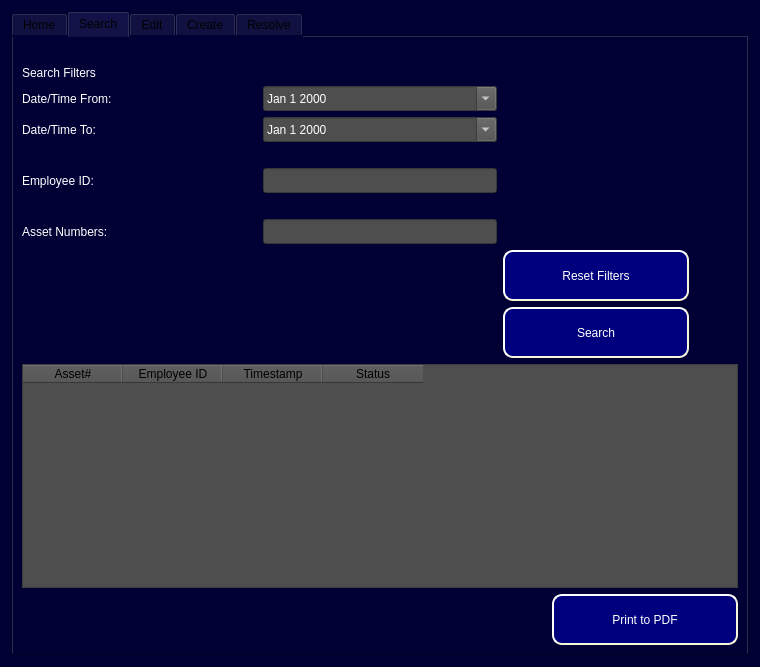
The window that ui/Admin_Level2_Access.ui (Capstone-RFID/Code) describes before a commit, drawn with Qt 5.
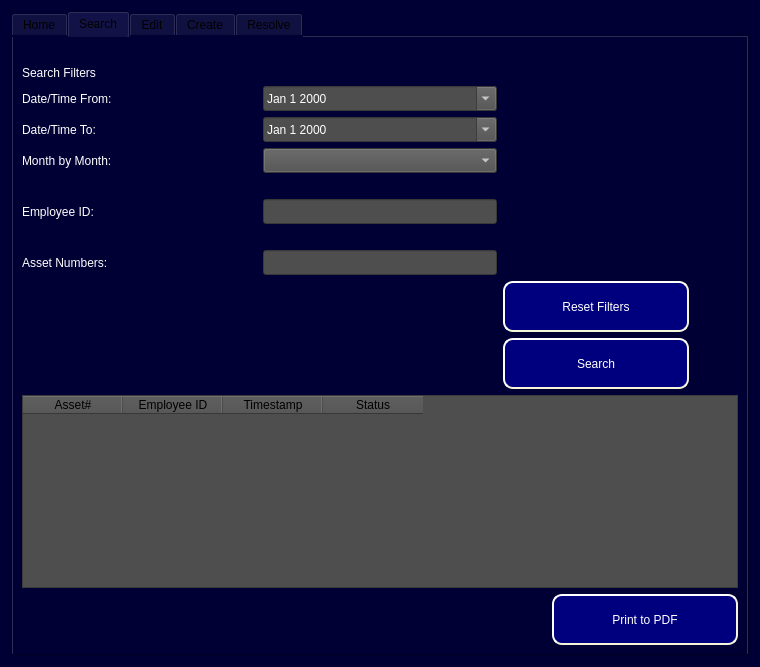
The same window after the commit. The open tabs and pages were chosen to show the change.

Commit message:
Edit writes to SQL
Edit is writing status changes of assets or employee association etc. bug free

Patch:
```diff
--- a/ui/Admin_Level2_Access.ui
+++ b/ui/Admin_Level2_Access.ui
@@ -24,7 +24,7 @@
 QTabBar::Home_Tab { height: 100px; width: 100px; background: 'grey'}</string>
      </property>
      <property name="currentIndex">
-      <number>2</number>
+      <number>1</number>
      </property>
      <property name="iconSize">
       <size>
@@ -170,18 +170,217 @@
            </item>
            <item>
             <layout class="QGridLayout" name="gridLayout">
-             <item row="0" column="0">
-              <widget class="QLabel" name="Search_Filters_Title">
+             <item row="2" column="1">
+              <widget class="QDateEdit" name="Search_Datetime_To">
+               <property name="minimumSize">
+                <size>
+                 <width>0</width>
+                 <height>25</height>
+                </size>
+               </property>
                <property name="styleSheet">
                 <string notr="true">color: rgb(255, 255, 255);
-font: Bold 14pt &quot;MS Shell Dlg 2&quot;;</string>
+background-color: rgb(78, 78, 78);
+font: 12pt &quot;MS Shell Dlg 2&quot;;</string>
                </property>
-               <property name="text">
-                <string>Search Filters</string>
+               <property name="readOnly">
+                <bool>false</bool>
+               </property>
+               <property name="displayFormat">
+                <string>MMM d yyyy</string>
+               </property>
+               <property name="calendarPopup">
+                <bool>true</bool>
+               </property>
+              </widget>
+             </item>
+             <item row="6" column="2">
+              <spacer name="horizontalSpacer_11">
+               <property name="orientation">
+                <enum>Qt::Horizontal</enum>
+               </property>
+               <property name="sizeHint" stdset="0">
+                <size>
+                 <width>40</width>
+                 <height>20</height>
+                </size>
+               </property>
+              </spacer>
+             </item>
+             <item row="1" column="1">
+              <widget class="QDateEdit" name="Search_Datetime_From">
+               <property name="minimumSize">
+                <size>
+                 <width>0</width>
+                 <height>25</height>
+                </size>
+               </property>
+               <property name="styleSheet">
+                <string notr="true">color: rgb(255, 255, 255);
+background-color: rgb(78, 78, 78);
+font: 12pt &quot;MS Shell Dlg 2&quot;;</string>
+               </property>
+               <property name="readOnly">
+                <bool>false</bool>
+               </property>
+               <property name="displayFormat">
+                <string>MMM d yyyy</string>
+               </property>
+               <property name="calendarPopup">
+                <bool>true</bool>
                </property>
               </widget>
              </item>
              <item row="8" column="2">
+              <widget class="QPushButton" name="Search_Reset_Fields_Button">
+               <property name="minimumSize">
+                <size>
+                 <width>186</width>
+                 <height>51</height>
+                </size>
+               </property>
+               <property name="maximumSize">
+                <size>
+                 <width>186</width>
+                 <height>51</height>
+                </size>
+               </property>
+               <property name="styleSheet">
+                <string notr="true">QPushButton#Search_Reset_Fields_Button {
+background-color: rgb(0, 0, 127);
+color: rgb(255, 255, 255);
+border-style: outset;
+border-width: 2px;
+border-radius: 10px;
+border-color: beige;
+font: 14pt &quot;MS Shell Dlg 2&quot;;
+min-width: 10em;
+padding: 6px;
+}
+QPushButton#Search_Reset_Fields_Button:pressed {
+    background-color: rgb(80, 80, 80);
+    border-style: inset;
+}</string>
+               </property>
+               <property name="text">
+                <string>Reset Filters</string>
+               </property>
+              </widget>
+             </item>
+             <item row="4" column="0">
+              <spacer name="horizontalSpacer_2">
+               <property name="orientation">
+                <enum>Qt::Horizontal</enum>
+               </property>
+               <property name="sizeHint" stdset="0">
+                <size>
+                 <width>40</width>
+                 <height>20</height>
+                </size>
+               </property>
+              </spacer>
+             </item>
+             <item row="5" column="0">
+              <widget class="QLabel" name="Search_Employee_ID_Label">
+               <property name="styleSheet">
+                <string notr="true">color: rgb(255, 255, 255);
+font: 12pt &quot;MS Shell Dlg 2&quot;;</string>
+               </property>
+               <property name="text">
+                <string>Employee ID:</string>
+               </property>
+              </widget>
+             </item>
+             <item row="4" column="2">
+              <spacer name="horizontalSpacer_7">
+               <property name="orientation">
+                <enum>Qt::Horizontal</enum>
+               </property>
+               <property name="sizeHint" stdset="0">
+                <size>
+                 <width>40</width>
+                 <height>20</height>
+                </size>
+               </property>
+              </spacer>
+             </item>
+             <item row="5" column="1">
+              <widget class="QLineEdit" name="Search_Employee_ID_Entry_Field">
+               <property name="minimumSize">
+                <size>
+                 <width>0</width>
+                 <height>25</height>
+                </size>
+               </property>
+               <property name="styleSheet">
+                <string notr="true">color: rgb(255, 255, 255);
+background-color: rgb(78, 78, 78);
+font: 12pt &quot;MS Shell Dlg 2&quot;;</string>
+               </property>
+              </widget>
+             </item>
+             <item row="6" column="1">
+              <spacer name="horizontalSpacer_9">
+               <property name="orientation">
+                <enum>Qt::Horizontal</enum>
+               </property>
+               <property name="sizeHint" stdset="0">
+                <size>
+                 <width>40</width>
+                 <height>20</height>
+                </size>
+               </property>
+              </spacer>
+             </item>
+             <item row="6" column="0">
+              <spacer name="horizontalSpacer_8">
+               <property name="orientation">
+                <enum>Qt::Horizontal</enum>
+               </property>
+               <property name="sizeHint" stdset="0">
+                <size>
+                 <width>40</width>
+                 <height>20</height>
+                </size>
+               </property>
+              </spacer>
+             </item>
+             <item row="7" column="0">
+              <widget class="QLabel" name="Search_Asset_Num_From_Label">
+               <property name="styleSheet">
+                <string notr="true">color: rgb(255, 255, 255);
+font: 12pt &quot;MS Shell Dlg 2&quot;;</string>
+               </property>
+               <property name="text">
+                <string>Asset Numbers:</string>
+               </property>
+              </widget>
+             </item>
+             <item row="2" column="0">
+              <widget class="QLabel" name="Search_Datetime_To_Label">
+               <property name="styleSheet">
+                <string notr="true">color: rgb(255, 255, 255);
+font: 12pt &quot;MS Shell Dlg 2&quot;;</string>
+               </property>
+               <property name="text">
+                <string>Date/Time To:</string>
+               </property>
+              </widget>
+             </item>
+             <item row="4" column="1">
+              <spacer name="horizontalSpacer_6">
+               <property name="orientation">
+                <enum>Qt::Horizontal</enum>
+               </property>
+               <property name="sizeHint" stdset="0">
+                <size>
+                 <width>40</width>
+                 <height>20</height>
+                </size>
+               </property>
+              </spacer>
+             </item>
+             <item row="9" column="2">
               <widget class="QPushButton" name="Search_SearchAsset_Query_Button">
                <property name="sizePolicy">
                 <sizepolicy hsizetype="Fixed" vsizetype="Fixed">
@@ -223,17 +422,6 @@
                </property>
               </widget>
              </item>
-             <item row="2" column="0">
-              <widget class="QLabel" name="Search_Datetime_To_Label">
-               <property name="styleSheet">
-                <string notr="true">color: rgb(255, 255, 255);
-font: 12pt &quot;MS Shell Dlg 2&quot;;</string>
-               </property>
-               <property name="text">
-                <string>Date/Time To:</string>
-               </property>
-              </widget>
-             </item>
              <item row="1" column="0">
               <widget class="QLabel" name="Search_Datetime_From_Label">
                <property name="styleSheet">
@@ -245,206 +433,18 @@
                </property>
               </widget>
              </item>
-             <item row="3" column="1">
-              <spacer name="horizontalSpacer_6">
-               <property name="orientation">
-                <enum>Qt::Horizontal</enum>
-               </property>
-               <property name="sizeHint" stdset="0">
-                <size>
-                 <width>40</width>
-                 <height>20</height>
-                </size>
-               </property>
-              </spacer>
-             </item>
-             <item row="3" column="0">
-              <spacer name="horizontalSpacer_2">
-               <property name="orientation">
-                <enum>Qt::Horizontal</enum>
-               </property>
-               <property name="sizeHint" stdset="0">
-                <size>
-                 <width>40</width>
-                 <height>20</height>
-                </size>
-               </property>
-              </spacer>
-             </item>
-             <item row="3" column="2">
-              <spacer name="horizontalSpacer_7">
-               <property name="orientation">
-                <enum>Qt::Horizontal</enum>
-               </property>
-               <property name="sizeHint" stdset="0">
-                <size>
-                 <width>40</width>
-                 <height>20</height>
-                </size>
-               </property>
-              </spacer>
-             </item>
-             <item row="4" column="1">
-              <widget class="QLineEdit" name="Search_Employee_ID_Entry_Field">
-               <property name="minimumSize">
-                <size>
-                 <width>0</width>
-                 <height>25</height>
-                </size>
-               </property>
+             <item row="0" column="0">
+              <widget class="QLabel" name="Search_Filters_Title">
                <property name="styleSheet">
                 <string notr="true">color: rgb(255, 255, 255);
-background-color: rgb(78, 78, 78);
-font: 12pt &quot;MS Shell Dlg 2&quot;;</string>
+font: Bold 14pt &quot;MS Shell Dlg 2&quot;;</string>
                </property>
-              </widget>
-             </item>
-             <item row="4" column="0">
-              <widget class="QLabel" name="Search_Employee_ID_Label">
-               <property name="styleSheet">
-                <string notr="true">color: rgb(255, 255, 255);
-font: 12pt &quot;MS Shell Dlg 2&quot;;</string>
-               </property>
                <property name="text">
-                <string>Employee ID:</string>
+                <string>Search Filters</string>
                </property>
               </widget>
              </item>
-             <item row="6" column="0">
-              <widget class="QLabel" name="Search_Asset_Num_From_Label">
-               <property name="styleSheet">
-                <string notr="true">color: rgb(255, 255, 255);
-font: 12pt &quot;MS Shell Dlg 2&quot;;</string>
-               </property>
-               <property name="text">
-                <string>Asset Numbers:</string>
-               </property>
-              </widget>
-             </item>
-             <item row="5" column="1">
-              <spacer name="horizontalSpacer_9">
-               <property name="orientation">
-                <enum>Qt::Horizontal</enum>
-               </property>
-               <property name="sizeHint" stdset="0">
-                <size>
-                 <width>40</width>
-                 <height>20</height>
-                </size>
-               </property>
-              </spacer>
-             </item>
-             <item row="5" column="0">
-              <spacer name="horizontalSpacer_8">
-               <property name="orientation">
-                <enum>Qt::Horizontal</enum>
-               </property>
-               <property name="sizeHint" stdset="0">
-                <size>
-                 <width>40</width>
-                 <height>20</height>
-                </size>
-               </property>
-              </spacer>
-             </item>
-             <item row="5" column="2">
-              <spacer name="horizontalSpacer_11">
-               <property name="orientation">
-                <enum>Qt::Horizontal</enum>
-               </property>
-               <property name="sizeHint" stdset="0">
-                <size>
-                 <width>40</width>
-                 <height>20</height>
-                </size>
-               </property>
-              </spacer>
-             </item>
-             <item row="1" column="1">
-              <widget class="QDateEdit" name="Search_Datetime_From">
-               <property name="minimumSize">
-                <size>
-                 <width>0</width>
-                 <height>25</height>
-                </size>
-               </property>
-               <property name="styleSheet">
-                <string notr="true">color: rgb(255, 255, 255);
-background-color: rgb(78, 78, 78);
-font: 12pt &quot;MS Shell Dlg 2&quot;;</string>
-               </property>
-               <property name="readOnly">
-                <bool>false</bool>
-               </property>
-               <property name="displayFormat">
-                <string>MMM d yyyy</string>
-               </property>
-               <property name="calendarPopup">
-                <bool>true</bool>
-               </property>
-              </widget>
-             </item>
-             <item row="2" column="1">
-              <widget class="QDateEdit" name="Search_Datetime_To">
-               <property name="minimumSize">
-                <size>
-                 <width>0</width>
-                 <height>25</height>
-                </size>
-               </property>
-               <property name="styleSheet">
-                <string notr="true">color: rgb(255, 255, 255);
-background-color: rgb(78, 78, 78);
-font: 12pt &quot;MS Shell Dlg 2&quot;;</string>
-               </property>
-               <property name="readOnly">
-                <bool>false</bool>
-               </property>
-               <property name="displayFormat">
-                <string>MMM d yyyy</string>
-               </property>
-               <property name="calendarPopup">
-                <bool>true</bool>
-               </property>
-              </widget>
-             </item>
-             <item row="7" column="2">
-              <widget class="QPushButton" name="Search_Reset_Fields_Button">
-               <property name="minimumSize">
-                <size>
-                 <width>186</width>
-                 <height>51</height>
-                </size>
-               </property>
-               <property name="maximumSize">
-                <size>
-                 <width>186</width>
-                 <height>51</height>
-                </size>
-               </property>
-               <property name="styleSheet">
-                <string notr="true">QPushButton#Search_Reset_Fields_Button {
-background-color: rgb(0, 0, 127);
-color: rgb(255, 255, 255);
-border-style: outset;
-border-width: 2px;
-border-radius: 10px;
-border-color: beige;
-font: 14pt &quot;MS Shell Dlg 2&quot;;
-min-width: 10em;
-padding: 6px;
-}
-QPushButton#Search_Reset_Fields_Button:pressed {
-    background-color: rgb(80, 80, 80);
-    border-style: inset;
-}</string>
-               </property>
-               <property name="text">
-                <string>Reset Filters</string>
-               </property>
-              </widget>
-             </item>
-             <item row="6" column="1">
+             <item row="7" column="1">
               <widget class="QLineEdit" name="Search_Asset_Numbers_Field">
                <property name="minimumSize">
                 <size>
@@ -459,6 +459,97 @@
                </property>
               </widget>
              </item>
+             <item row="3" column="0">
+              <widget class="QLabel" name="label_2">
+               <property name="styleSheet">
+                <string notr="true">color: rgb(255, 255, 255);
+font: 12pt &quot;MS Shell Dlg 2&quot;;</string>
+               </property>
+               <property name="text">
+                <string>Month by Month:</string>
+               </property>
+              </widget>
+             </item>
+             <item row="3" column="1">
+              <widget class="QComboBox" name="Search_Month_By_Month_Search_Dropdown">
+               <property name="minimumSize">
+                <size>
+                 <width>0</width>
+                 <height>25</height>
+                </size>
+               </property>
+               <property name="styleSheet">
+                <string notr="true">color: rgb(255, 255, 255);
+background-color: rgb(78, 78, 78);
+font: 12pt &quot;MS Shell Dlg 2&quot;;</string>
+               </property>
+               <item>
+                <property name="text">
+                 <string/>
+                </property>
+               </item>
+               <item>
+                <property name="text">
+                 <string>Jan</string>
+                </property>
+               </item>
+               <item>
+                <property name="text">
+                 <string>Feb</string>
+                </property>
+               </item>
+               <item>
+                <property name="text">
+                 <string>Mar</string>
+                </property>
+               </item>
+               <item>
+                <property name="text">
+                 <string>Apr</string>
+                </property>
+               </item>
+               <item>
+                <property name="text">
+                 <string>May</string>
+                </property>
+               </item>
+               <item>
+                <property name="text">
+                 <string>Jun</string>
+                </property>
+               </item>
+               <item>
+                <property name="text">
+                 <string>Jul</string>
+                </property>
+               </item>
+               <item>
+                <property name="text">
+                 <string>Aug</string>
+                </property>
+               </item>
+               <item>
+                <property name="text">
+                 <string>Sep</string>
+                </property>
+               </item>
+               <item>
+                <property name="text">
+                 <string>Oct</string>
+                </property>
+               </item>
+               <item>
+                <property name="text">
+                 <string>Nov</string>
+                </property>
+               </item>
+               <item>
+                <property name="text">
+                 <string>Dec</string>
+                </property>
+               </item>
+              </widget>
+             </item>
             </layout>
            </item>
            <item>
```
The commit also changes 4 other files.
